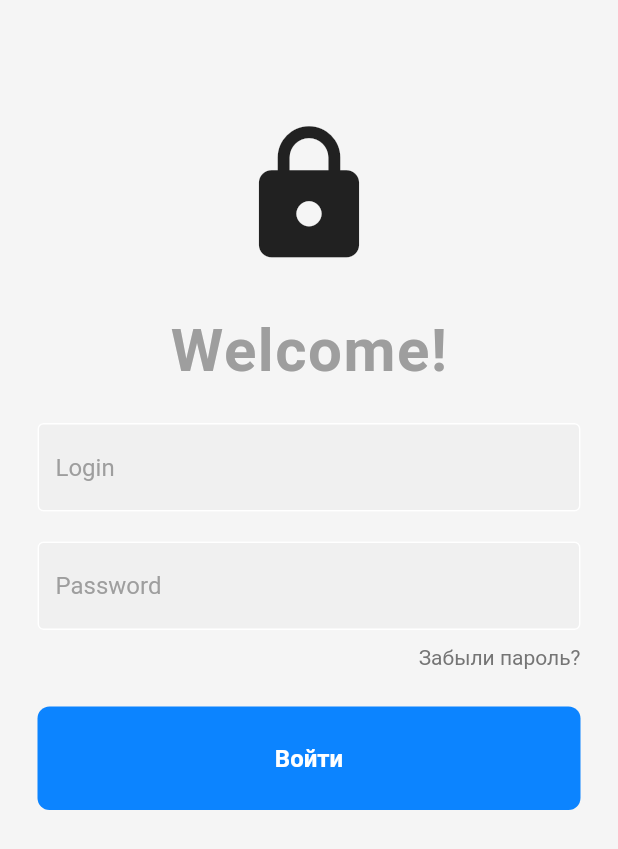
After one commit to JupickGosling/doctors_appointments, a Flutter app: the screen it shows after launch, on a phone screen of 412 x 824 dp. The commit adds this screen. Shown: the top 849 px of the screen. Run offline on Flutter 3.47's test engine with Material 2 defaults, Android fonts, the phone set to English and light mode, and no system bars; our stand-ins replace material_design_icons_flutter.

Commit message:
Login UI

```diff
--- a/lib/colors.dart
+++ b/lib/colors.dart
@@ -4,3 +4,5 @@ const Color wColor = Colors.white;
 const Color bColor = Colors.black;
 const Color sdColor = Colors.black12;
 const Color pColor = Color(0xFF0C84FF);
+const Color gColor = Colors.grey;
+const Color gsColor = Color.fromARGB(255, 240, 240, 240);
--- /dev/null
+++ b/lib/components/button.dart
@@ -0,0 +1,32 @@
+import 'package:doctors_appointments/colors.dart';
+import 'package:flutter/material.dart';
+
+class MyButton extends StatelessWidget {
+  final Function()? onTap;
+  MyButton({super.key, required this.onTap});
+
+  @override
+  Widget build(BuildContext context) {
+    return GestureDetector(
+      onTap: onTap,
+      child: Container(
+        padding: EdgeInsets.all(25),
+        margin: EdgeInsets.symmetric(horizontal: 25),
+        decoration: BoxDecoration(
+          color: pColor,
+          borderRadius: BorderRadius.circular(8),
+        ),
+        child: Center(
+          child: Text(
+            "Войти",
+            style: TextStyle(
+              color: wColor,
+              fontWeight: FontWeight.bold,
+              fontSize: 16,
+            ),
+          ),
+        ),
+      ),
+    );
+  }
+}
--- /dev/null
+++ b/lib/components/textField.dart
@@ -0,0 +1,38 @@
+import 'package:doctors_appointments/colors.dart';
+import 'package:flutter/material.dart';
+
+class MyTextField extends StatelessWidget {
+  final controller;
+  final String hintText;
+  final bool obscureText;
+
+  const MyTextField({
+    super.key,
+    required this.controller,
+    required this.hintText,
+    required this.obscureText,
+  });
+
+  @override
+  Widget build(BuildContext context) {
+    return Padding(
+      padding: const EdgeInsets.symmetric(horizontal: 25),
+      child: TextField(
+        controller: controller,
+        obscureText: obscureText,
+        decoration: InputDecoration(
+          enabledBorder: const OutlineInputBorder(
+            borderSide: BorderSide(color: wColor),
+          ),
+          focusedBorder: OutlineInputBorder(
+            borderSide: BorderSide(color: gColor),
+          ),
+          fillColor: gsColor,
+          filled: true,
+          hintText: hintText,
+          hintStyle: TextStyle(color: Colors.grey[500]),
+        ),
+      ),
+    );
+  }
+}
--- a/lib/main.dart
+++ b/lib/main.dart
@@ -1,5 +1,8 @@
+import 'package:doctors_appointments/screens/login_screen.dart';
 import 'package:doctors_appointments/screens/welcome_screen.dart';
+// import 'package:doctors_appointments/screens/welcome_screen.dart';
 import 'package:flutter/material.dart';
+
 
 void main() {
   runApp(MyApp());
@@ -12,7 +15,7 @@ class MyApp extends StatelessWidget {
   Widget build(BuildContext context) {
     return MaterialApp(
       debugShowCheckedModeBanner: false,
-      home: WelcomeScreen(),
+      home: LoginScreen(),
     );
   }
 }
--- a/lib/screens/appoint_screen.dart
+++ b/lib/screens/appoint_screen.dart
@@ -3,9 +3,9 @@ import 'package:doctors_appointments/screens/home_screen.dart';
 import 'package:flutter/material.dart';
 import 'package:material_design_icons_flutter/material_design_icons_flutter.dart';
 
-class AppointScreen extends StatelessWidget{
+class AppointScreen extends StatelessWidget {
   @override
-  Widget build(BuildContext context){
+  Widget build(BuildContext context) {
     return Material(
       color: Color(0xFFF2F8FF),
       child: SingleChildScrollView(
@@ -46,7 +46,7 @@ class AppointScreen extends StatelessWidget{
                         mainAxisAlignment: MainAxisAlignment.spaceBetween,
                         children: [
                           InkWell(
-                            onTap: (){
+                            onTap: () {
                               Navigator.pop(context);
                             },
                             child: Container(
@@ -207,7 +207,8 @@ class AppointScreen extends StatelessWidget{
                     ],
                   ),
                   SizedBox(height: 15),
-                  Text("Lorem Ipsum is simply dummy text of the printing and typesetting industry. Lorem Ipsum has been the industry's standard dummy text ever since the 1500s, when an unknown printer took a galley of type and scrambled it to make a type specimen book.",
+                  Text(
+                    "Lorem Ipsum is simply dummy text of the printing and typesetting industry. Lorem Ipsum has been the industry's standard dummy text ever since the 1500s, when an unknown printer took a galley of type and scrambled it to make a type specimen book.",
                     style: TextStyle(
                       fontSize: 15,
                       fontWeight: FontWeight.w500,
@@ -234,10 +235,12 @@ class AppointScreen extends StatelessWidget{
                       itemBuilder: (context, index) {
                         return InkWell(
                           child: Container(
-                                margin: EdgeInsets.symmetric(horizontal: 8, vertical: 5),
-                                padding: EdgeInsets.symmetric(vertical: 8, horizontal: 25),
+                            margin: EdgeInsets.symmetric(
+                                horizontal: 8, vertical: 5),
+                            padding: EdgeInsets.symmetric(
+                                vertical: 8, horizontal: 25),
                             decoration: BoxDecoration(
-                                  color: index == 1 ? pColor : Color(0xFFF2F8FF),
+                              color: Color(0xFFF2F8FF),
                               borderRadius: BorderRadius.circular(10),
                               boxShadow: [
                                 BoxShadow(
@@ -250,18 +253,17 @@ class AppointScreen extends StatelessWidget{
                             child: Column(
                               mainAxisAlignment: MainAxisAlignment.spaceBetween,
                               children: [
-                                    Text("${index+8}",
+                                Text(
+                                  "${index + 8}",
                                   style: TextStyle(
-                                        color: index == 1 ? wColor : bColor.withOpacity(0.6),
+                                    fontSize: 17,
                                   ),
                                 ),
-                                    Text("Янв",
+                                Text(
+                                  "Янв",
                                   style: TextStyle(
                                     fontSize: 17,
                                     fontWeight: FontWeight.w500,
-                                        color: index == 1
-                                        ? wColor
-                                        : bColor.withOpacity(0.6),
                                   ),
                                 ),
                               ],
@@ -290,10 +292,12 @@ class AppointScreen extends StatelessWidget{
                       itemBuilder: (context, index) {
                         return InkWell(
                           child: Container(
-                                margin: EdgeInsets.symmetric(horizontal: 8, vertical: 5),
-                                padding: EdgeInsets.symmetric(vertical: 10, horizontal: 5),
+                            margin: EdgeInsets.symmetric(
+                                horizontal: 8, vertical: 5),
+                            padding: EdgeInsets.symmetric(
+                                vertical: 10, horizontal: 5),
                             decoration: BoxDecoration(
-                                  color: index == 2 ? pColor : Color(0xFFF2F8FF),
+                              color: Color(0xFFF2F8FF),
                               borderRadius: BorderRadius.circular(10),
                               boxShadow: [
                                 BoxShadow(
@@ -308,9 +312,6 @@ class AppointScreen extends StatelessWidget{
                                 "${index + 8}:00 AM",
                                 style: TextStyle(
                                   fontSize: 18,
-                                      color: index == 2
-                                      ? wColor
-                                      : bColor.withOpacity(0.6),
                                 ),
                               ),
                             ),
@@ -324,9 +325,7 @@ class AppointScreen extends StatelessWidget{
                     color: pColor,
                     borderRadius: BorderRadius.circular(10),
                     child: InkWell(
-                      onTap: () {
-
-                      },
+                      onTap: () {},
                       child: Container(
                         height: 60,
                         width: MediaQuery.of(context).size.width,
--- /dev/null
+++ b/lib/screens/login_screen.dart
@@ -0,0 +1,70 @@
+import 'package:doctors_appointments/colors.dart';
+import 'package:doctors_appointments/colors.dart';
+import 'package:doctors_appointments/components/button.dart';
+import 'package:doctors_appointments/components/textField.dart';
+import 'package:flutter/material.dart';
+
+class LoginScreen extends StatelessWidget {
+  LoginScreen({super.key});
+
+  final loginController = TextEditingController();
+  final passworController = TextEditingController();
+
+  void SignIn() {}
+
+  @override
+  Widget build(BuildContext context) {
+    return Scaffold(
+      backgroundColor: Colors.grey[100],
+      body: SafeArea(
+        child: Center(
+          child: Column(children: [
+            SizedBox(height: 80),
+            Icon(
+              Icons.lock,
+              size: 100,
+            ),
+            const SizedBox(height: 30),
+            Text(
+              "Welcome!",
+              style: TextStyle(
+                color: gColor,
+                fontSize: 40,
+                fontWeight: FontWeight.bold,
+                letterSpacing: 1,
+                wordSpacing: 2,
+              ),
+            ),
+            const SizedBox(height: 25),
+            MyTextField(
+              controller: loginController,
+              hintText: "Login",
+              obscureText: false,
+            ),
+            const SizedBox(height: 20),
+            MyTextField(
+              controller: passworController,
+              hintText: "Password",
+              obscureText: true,
+            ),
+            SizedBox(height: 10),
+            Padding(
+              padding: EdgeInsets.symmetric(horizontal: 25),
+              child: Row(
+                mainAxisAlignment: MainAxisAlignment.end,
+                children: [
+                  Text(
+                    "Забыли пароль?",
+                    style: TextStyle(color: Colors.grey[600]),
+                  ),
+                ],
+              ),
+            ),
+            SizedBox(height: 25),
+            MyButton(onTap: SignIn),
+          ]),
+        ),
+      ),
+    );
+  }
+}
--- a/pubspec.yaml
+++ b/pubspec.yaml
@@ -35,6 +35,7 @@ dependencies:
   # The following adds the Cupertino Icons font to your application.
   # Use with the CupertinoIcons class for iOS style icons.
   cupertino_icons: ^1.0.2
+  firebase_auth: ^4.2.5
 
 dev_dependencies:
   flutter_test:
```
Also changed, not shown: pubspec.lock, 1 other file. Lines whose indentation alone changed are shown as unchanged.
